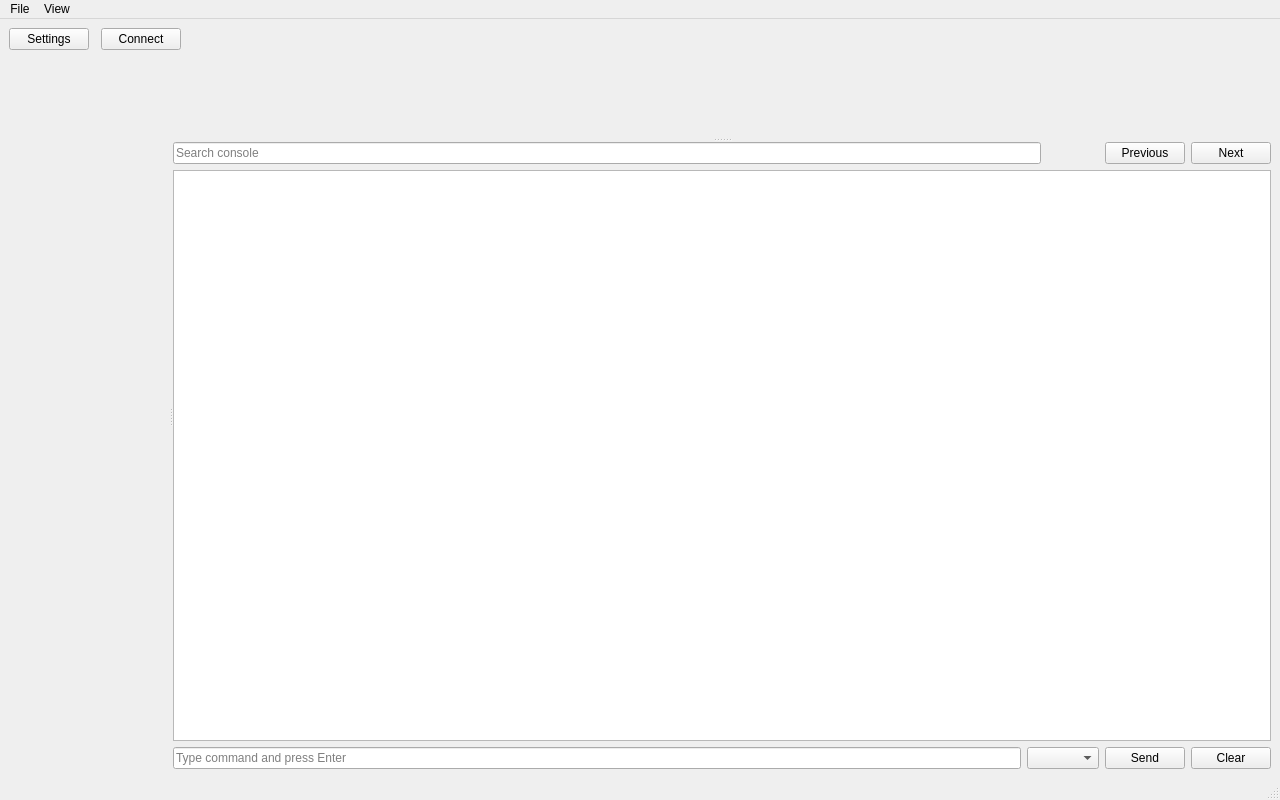
Old version of the form form.ui in the repository krupis/PlotTTY.
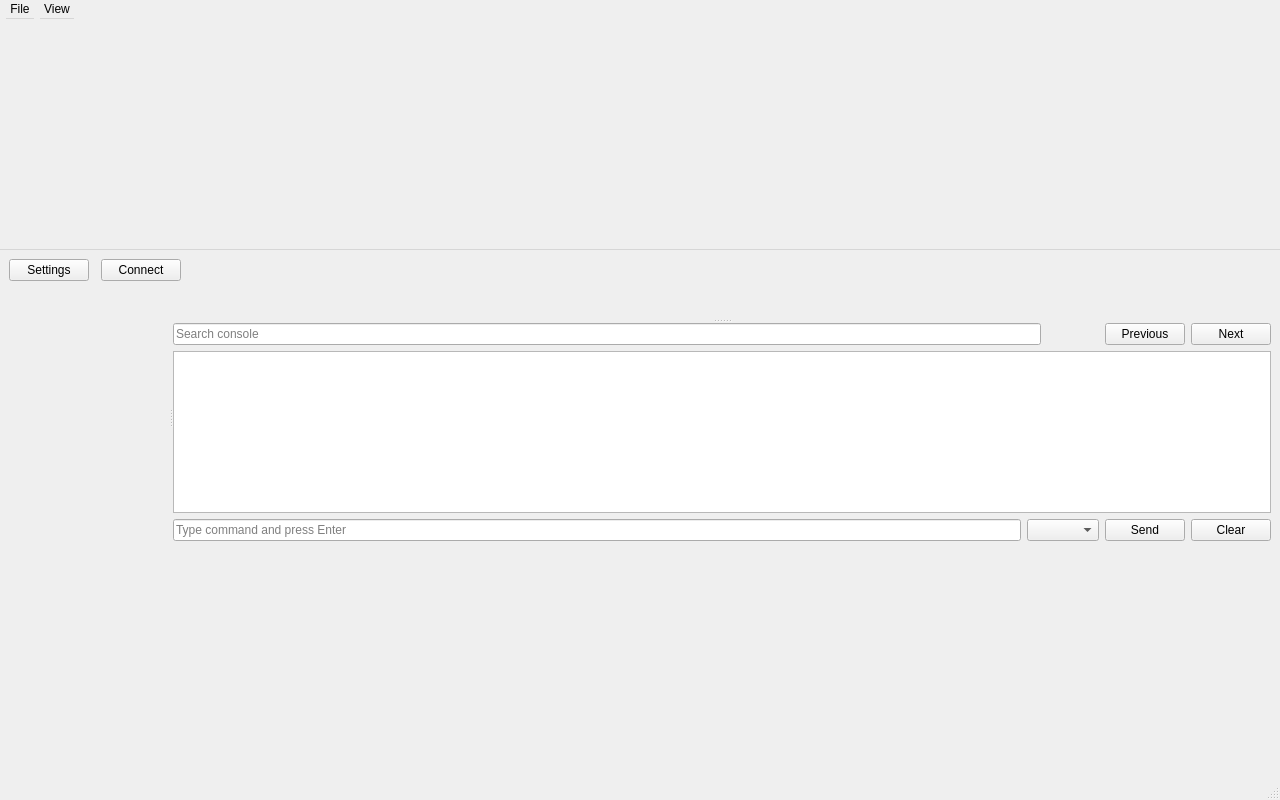
New version of the form. Custom widgets are drawn as their Qt base class.

Commit message: implement multiple connections

What changed in the file:
```diff
--- a/form.ui
+++ b/form.ui
@@ -1,10 +1,24 @@
 <?xml version="1.0" encoding="UTF-8"?>
 <ui version="4.0">
- <class>MainWindow</class>
- <widget class="QMainWindow" name="MainWindow">
+ <class>ConnectionWorkspace</class>
+ <widget class="QWidget" name="ConnectionWorkspace">
   <property name="geometry">
    <rect><x>0</x><y>0</y><width>1280</width><height>800</height></rect>
   </property>
+  <layout class="QVBoxLayout" name="RootLayout">
+   <property name="leftMargin"><number>0</number></property>
+   <property name="topMargin"><number>0</number></property>
+   <property name="rightMargin"><number>0</number></property>
+   <property name="bottomMargin"><number>0</number></property>
+   <property name="spacing"><number>0</number></property>
+   <item>
+    <widget class="QMenuBar" name="menubar">
+     <widget class="QMenu" name="menuFile"><property name="title"><string>File</string></property><addaction name="actionSave_profile"/><addaction name="actionOpen_profile"/><addaction name="actionLoad_log"/><addaction name="actionClearCapturedData"/></widget>
+     <widget class="QMenu" name="menuView"><property name="title"><string>View</string></property><addaction name="actionConsole"/><addaction name="actionSidebar"/><addaction name="actionDiagnostics"/></widget>
+     <addaction name="menuFile"/><addaction name="menuView"/>
+    </widget>
+   </item>
+   <item>
   <widget class="QWidget" name="centralwidget">
    <layout class="QVBoxLayout" name="MainLayout">
     <property name="spacing"><number>12</number></property>
@@ -52,11 +66,11 @@
     </item>
    </layout>
   </widget>
-  <widget class="QMenuBar" name="menubar">
-   <widget class="QMenu" name="menuFile"><property name="title"><string>File</string></property><addaction name="actionSave_profile"/><addaction name="actionOpen_profile"/><addaction name="actionLoad_log"/><addaction name="actionClearCapturedData"/></widget>
-   <widget class="QMenu" name="menuView"><property name="title"><string>View</string></property><addaction name="actionConsole"/><addaction name="actionSidebar"/><addaction name="actionDiagnostics"/></widget>
-   <addaction name="menuFile"/><addaction name="menuView"/>
-  </widget>
+   </item>
+   <item>
+    <widget class="QStatusBar" name="statusbar"/>
+   </item>
+  </layout>
   <action name="actionSave_profile"><property name="text"><string>Save profile...</string></property></action>
   <action name="actionOpen_profile"><property name="text"><string>Open profile...</string></property></action>
   <action name="actionLoad_log"><property name="text"><string>Load capture...</string></property></action>
@@ -64,7 +78,6 @@
   <action name="actionConsole"><property name="text"><string>Console</string></property><property name="checkable"><bool>true</bool></property></action>
   <action name="actionSidebar"><property name="text"><string>Extraction sidebar</string></property><property name="checkable"><bool>true</bool></property></action>
   <action name="actionDiagnostics"><property name="text"><string>Diagnostics</string></property><property name="checkable"><bool>true</bool></property></action>
-  <widget class="QStatusBar" name="statusbar"/>
  </widget>
  <customwidgets>
   <customwidget><class>PanelSplitter</class><extends>QSplitter</extends><header>modules.widgets.panel_splitter</header><container>1</container></customwidget>
```
Lines whose indentation alone changed are shown as unchanged. The commit also changes 11 other files.
